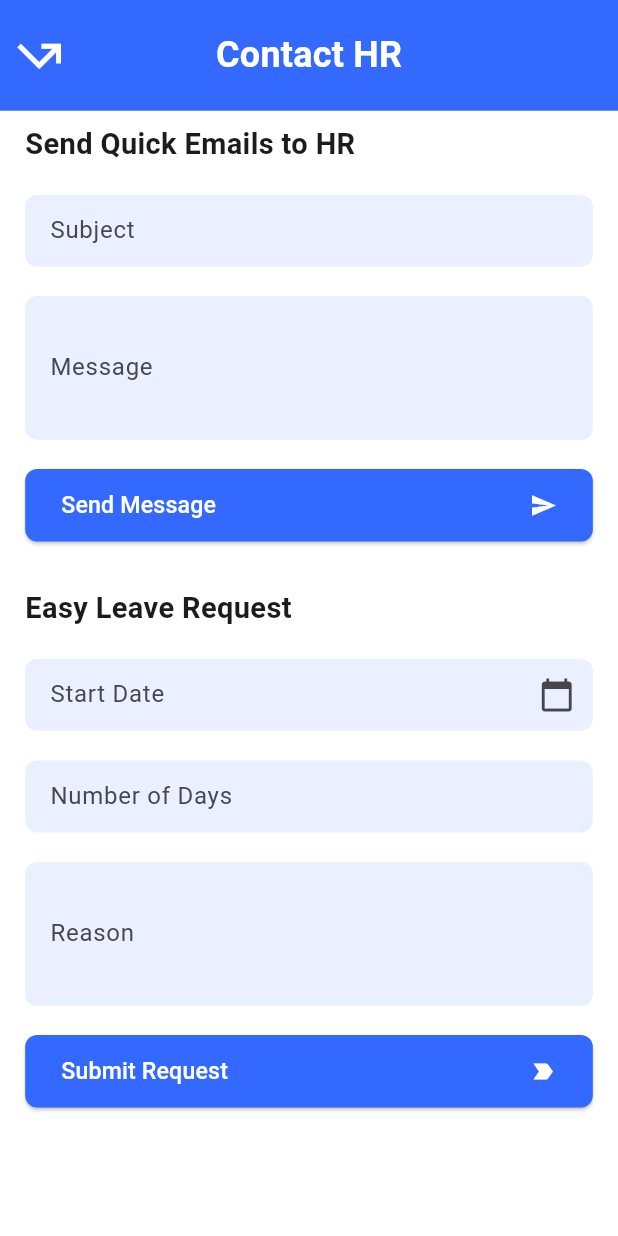
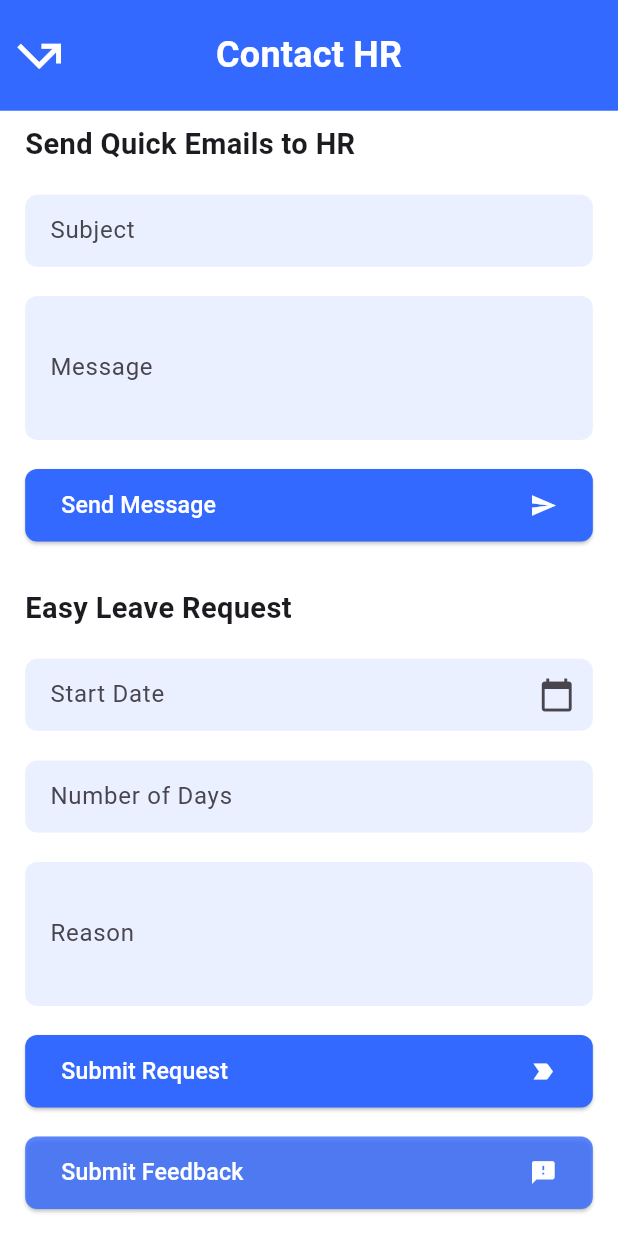
Before and after one commit to Sandun-Induranga/hr-empowerment-suit-mobile, a Flutter app: the ReachHRScreen widget shown alone on an empty page, opened directly, on a phone screen of 412 x 824 dp. Run offline on Flutter 3.47's test engine with Material 3 defaults, Android fonts, the phone set to English and light mode, and no system bars; our stand-ins replace flutter_keyboard_visibility, flutter_screenutil, geolocator, permission_handler; missing offline and left inert: flutter_inappwebview.

Commit message:
Content Updated

```diff
--- a/hr_app/lib/features/chat_bot/presentation/screens/chat_bot_view.dart
+++ b/hr_app/lib/features/chat_bot/presentation/screens/chat_bot_view.dart
@@ -98,7 +98,6 @@ class ChatScreenState extends State<ChatScreen> with TickerProviderStateMixin {
       final response = await http
           .post(
             Uri.parse('http://192.168.8.105:8000/chat/'),
-            // Update this URL if it's hosted elsewhere
             headers: <String, String>{
               'Content-Type': 'application/json; charset=UTF-8',
             },
@@ -228,7 +227,10 @@ class ChatScreenState extends State<ChatScreen> with TickerProviderStateMixin {
                     Navigator.push(
                       context,
                       MaterialPageRoute(
-                        builder: (context) => const GameView(),
+                        builder: (context) => const GameView(
+                          title: 'Summer Maze',
+                          url: 'https://www.jopi.com/gam/summer-maze/',
+                        ),
                       ),
                     );
                   },
--- a/hr_app/lib/features/contact/presentation/reach_hr_view.dart
+++ b/hr_app/lib/features/contact/presentation/reach_hr_view.dart
@@ -7,6 +7,7 @@ import 'package:hr_app/core/widgets/gap_widgets/vertical_gap_consistent.dart';
 import 'package:intl/intl.dart';
 
 import '../../../core/constants/color_codes.dart';
+import '../../chat_bot/presentation/screens/game_view.dart';
 
 class ReachHRScreen extends StatefulWidget {
   const ReachHRScreen({super.key});
@@ -290,6 +291,45 @@ class ReachHRScreenState extends State<ReachHRScreen> {
                       ),
                     ),
                   ),
+                  VerticalGapWidget(AppPaddings.p20.h),
+                  ElevatedButton(
+                    onPressed: () {
+                      Uri uri =
+                          Uri.https('form.jotform.com', '/242603610622445');
+                      Navigator.of(context).push(
+                        MaterialPageRoute(
+                          builder: (context) => const GameView(
+                              title: 'Feedback Form',
+                              url: 'https://form.jotform.com/242603610622445'),
+                        ),
+                      );
+                    },
+                    style: ElevatedButton.styleFrom(
+                      backgroundColor: ColorCodes.primaryColor.withOpacity(0.8),
+                      shape: RoundedRectangleBorder(
+                        borderRadius: BorderRadius.circular(8.0),
+                      ),
+                    ),
+                    child: SizedBox(
+                      height: 50.h,
+                      child: Row(
+                        mainAxisAlignment: MainAxisAlignment.spaceBetween,
+                        children: [
+                          Text(
+                            'Submit Feedback',
+                            style: TextStyle(
+                              fontSize: 16.sp,
+                              color: ColorCodes.whiteColor,
+                            ),
+                          ),
+                          const Icon(
+                            Icons.feedback,
+                            color: ColorCodes.whiteColor,
+                          ),
+                        ],
+                      ),
+                    ),
+                  ),
                 ],
               ),
             ),
```
Also changed, not shown: hr_app/lib/features/chat_bot/presentation/screens/game_view.dart (+13 -10 lines), hr_app/lib/features/chat_bot/presentation/widgets/selection_card.dart (added, +18 -0 lines), hr_app/assets/images/bot.jpg (added), hr_app/assets/images/games.jpg (added).
